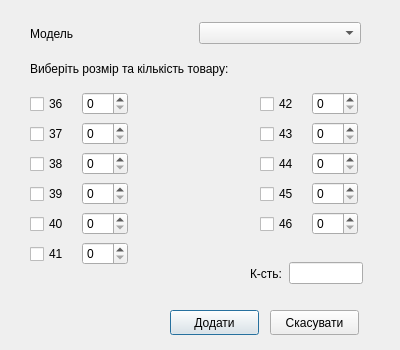
First picture: the form in addgoodsdialog.ui, repository moz6go/ShoesStore, before the edit.
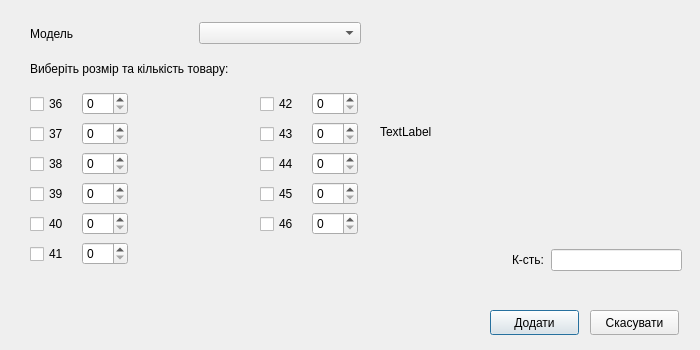
Second picture: the form after the edit.

Patch:
```diff
--- a/addgoodsdialog.ui
+++ b/addgoodsdialog.ui
@@ -6,19 +6,19 @@
    <rect>
     <x>0</x>
     <y>0</y>
-    <width>400</width>
+    <width>700</width>
     <height>350</height>
    </rect>
   </property>
   <property name="minimumSize">
    <size>
-    <width>400</width>
+    <width>700</width>
     <height>350</height>
    </size>
   </property>
   <property name="maximumSize">
    <size>
-    <width>400</width>
+    <width>700</width>
     <height>350</height>
    </size>
   </property>
@@ -28,7 +28,7 @@
   <widget class="QPushButton" name="add_goods_pb">
    <property name="geometry">
     <rect>
-     <x>170</x>
+     <x>490</x>
      <y>310</y>
      <width>89</width>
      <height>25</height>
@@ -41,7 +41,7 @@
   <widget class="QPushButton" name="cancel_pb">
    <property name="geometry">
     <rect>
-     <x>270</x>
+     <x>590</x>
      <y>310</y>
      <width>89</width>
      <height>25</height>
@@ -86,7 +86,7 @@
     </item>
    </layout>
   </widget>
-  <widget class="QWidget" name="layoutWidget">
+  <widget class="QWidget" name="layoutWidget2">
    <property name="geometry">
     <rect>
      <x>30</x>
@@ -108,7 +108,7 @@
     </item>
    </layout>
   </widget>
-  <widget class="QWidget" name="layoutWidget">
+  <widget class="QWidget" name="layoutWidget3">
    <property name="geometry">
     <rect>
      <x>30</x>
@@ -130,7 +130,7 @@
     </item>
    </layout>
   </widget>
-  <widget class="QWidget" name="layoutWidget">
+  <widget class="QWidget" name="layoutWidget4">
    <property name="geometry">
     <rect>
      <x>30</x>
@@ -152,7 +152,7 @@
     </item>
    </layout>
   </widget>
-  <widget class="QWidget" name="layoutWidget">
+  <widget class="QWidget" name="layoutWidget5">
    <property name="geometry">
     <rect>
      <x>30</x>
@@ -174,7 +174,7 @@
     </item>
    </layout>
   </widget>
-  <widget class="QWidget" name="layoutWidget">
+  <widget class="QWidget" name="layoutWidget6">
    <property name="geometry">
     <rect>
      <x>30</x>
@@ -196,7 +196,7 @@
     </item>
    </layout>
   </widget>
-  <widget class="QWidget" name="layoutWidget">
+  <widget class="QWidget" name="layoutWidget7">
    <property name="geometry">
     <rect>
      <x>30</x>
@@ -218,7 +218,7 @@
     </item>
    </layout>
   </widget>
-  <widget class="QWidget" name="layoutWidget">
+  <widget class="QWidget" name="layoutWidget8">
    <property name="geometry">
     <rect>
      <x>260</x>
@@ -240,7 +240,7 @@
     </item>
    </layout>
   </widget>
-  <widget class="QWidget" name="layoutWidget">
+  <widget class="QWidget" name="layoutWidget9">
    <property name="geometry">
     <rect>
      <x>260</x>
@@ -262,7 +262,7 @@
     </item>
    </layout>
   </widget>
-  <widget class="QWidget" name="layoutWidget">
+  <widget class="QWidget" name="layoutWidget10">
    <property name="geometry">
     <rect>
      <x>260</x>
@@ -284,7 +284,7 @@
     </item>
    </layout>
   </widget>
-  <widget class="QWidget" name="layoutWidget">
+  <widget class="QWidget" name="layoutWidget11">
    <property name="geometry">
     <rect>
      <x>260</x>
@@ -306,7 +306,7 @@
     </item>
    </layout>
   </widget>
-  <widget class="QWidget" name="layoutWidget">
+  <widget class="QWidget" name="layoutWidget12">
    <property name="geometry">
     <rect>
      <x>260</x>
@@ -328,29 +328,59 @@
     </item>
    </layout>
   </widget>
-  <widget class="QWidget" name="layoutWidget">
+  <widget class="QWidget" name="">
    <property name="geometry">
     <rect>
-     <x>250</x>
-     <y>260</y>
-     <width>113</width>
-     <height>27</height>
+     <x>380</x>
+     <y>20</y>
+     <width>302</width>
+     <height>251</height>
     </rect>
    </property>
-   <layout class="QHBoxLayout" name="horizontalLayout_13">
+   <layout class="QVBoxLayout" name="verticalLayout">
     <item>
-     <widget class="QLabel" name="label_2">
+     <widget class="QLabel" name="pic_lbl">
+      <property name="minimumSize">
+       <size>
+        <width>300</width>
+        <height>210</height>
+       </size>
+      </property>
       <property name="text">
-       <string>К-сть:</string>
+       <string>TextLabel</string>
       </property>
      </widget>
     </item>
     <item>
-     <widget class="QLineEdit" name="lineEdit">
-      <property name="readOnly">
-       <bool>true</bool>
-      </property>
-     </widget>
+     <layout class="QHBoxLayout" name="horizontalLayout_13">
+      <item>
+       <spacer name="horizontalSpacer">
+        <property name="orientation">
+         <enum>Qt::Horizontal</enum>
+        </property>
+        <property name="sizeHint" stdset="0">
+         <size>
+          <width>40</width>
+          <height>20</height>
+         </size>
+        </property>
+       </spacer>
+      </item>
+      <item>
+       <widget class="QLabel" name="label_2">
+        <property name="text">
+         <string>К-сть:</string>
+        </property>
+       </widget>
+      </item>
+      <item>
+       <widget class="QLineEdit" name="lineEdit">
+        <property name="readOnly">
+         <bool>true</bool>
+        </property>
+       </widget>
+      </item>
+     </layout>
     </item>
    </layout>
   </widget>
```
Left out of the diff: 12 changed lines with no effect on the pictures.
